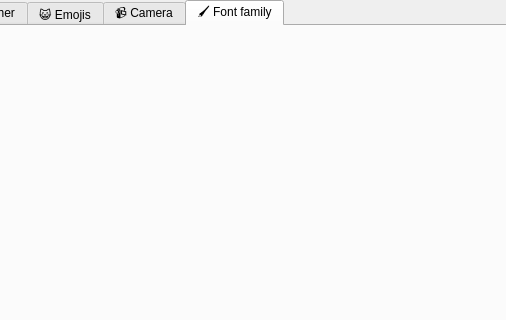
This is maindesktopweadtwindow.ui in Vicken-Ghoubiguian/desktopWeaDTApp as Qt 5 draws it before an edit; both pictures show x 172 to 678 and y 0 to 320 of the 800 by 600 pixel window. The edited form follows.
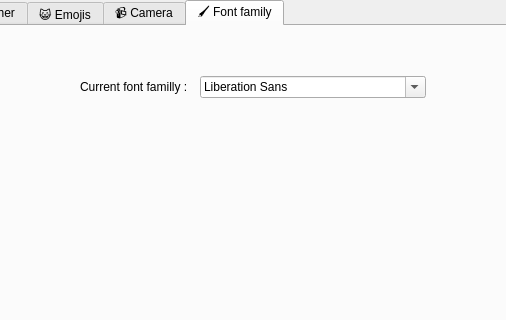
This is the edited form. The open tabs and pages were chosen to show the change.

The edit to the form file:
```diff
--- a/maindesktopweadtwindow.ui
+++ b/maindesktopweadtwindow.ui
@@ -15,6 +15,9 @@
   </property>
   <widget class="QWidget" name="centralwidget">
    <widget class="QTabWidget" name="tabWidgetOfInterface">
+    <property name="enabled">
+     <bool>true</bool>
+    </property>
     <property name="geometry">
      <rect>
       <x>0</x>
@@ -262,9 +265,38 @@
      </attribute>
     </widget>
     <widget class="QWidget" name="fontFamilyTab">
+     <property name="enabled">
+      <bool>true</bool>
+     </property>
      <attribute name="title">
       <string>🖌️ Font family</string>
      </attribute>
+     <widget class="QLabel" name="fontFamillyLabel">
+      <property name="geometry">
+       <rect>
+        <x>250</x>
+        <y>50</y>
+        <width>131</width>
+        <height>21</height>
+       </rect>
+      </property>
+      <property name="text">
+       <string>Current font familly :</string>
+      </property>
+     </widget>
+     <widget class="QFontComboBox" name="fontComboBox">
+      <property name="enabled">
+       <bool>true</bool>
+      </property>
+      <property name="geometry">
+       <rect>
+        <x>370</x>
+        <y>50</y>
+        <width>226</width>
+        <height>22</height>
+       </rect>
+      </property>
+     </widget>
     </widget>
    </widget>
   </widget>
```
